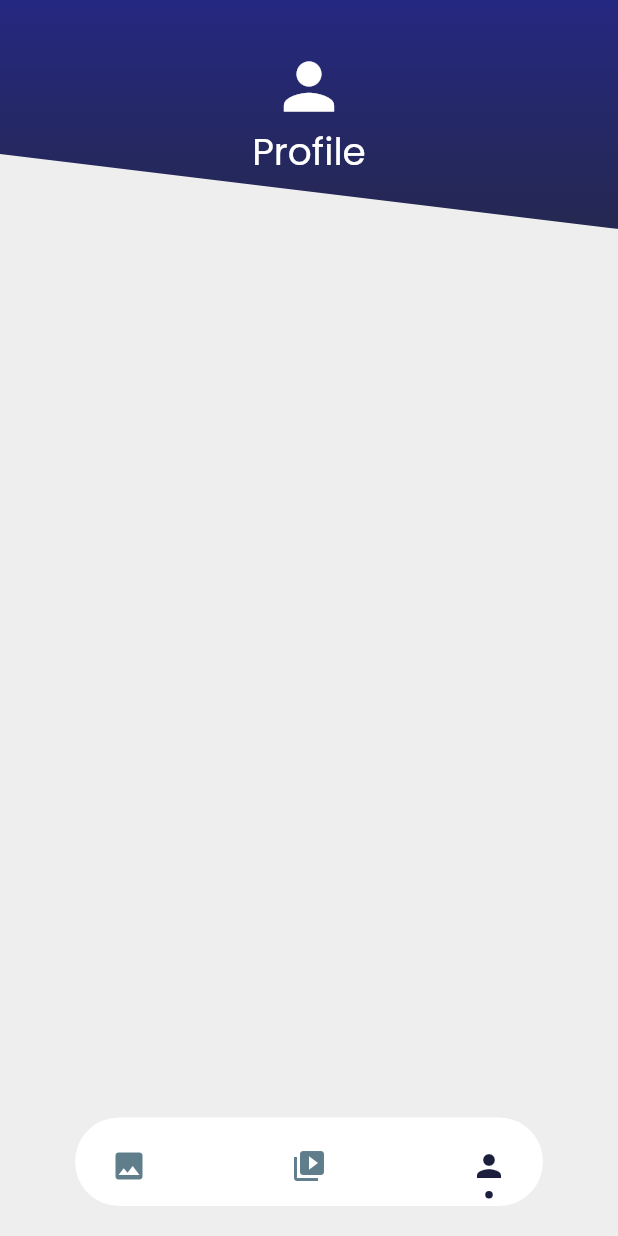
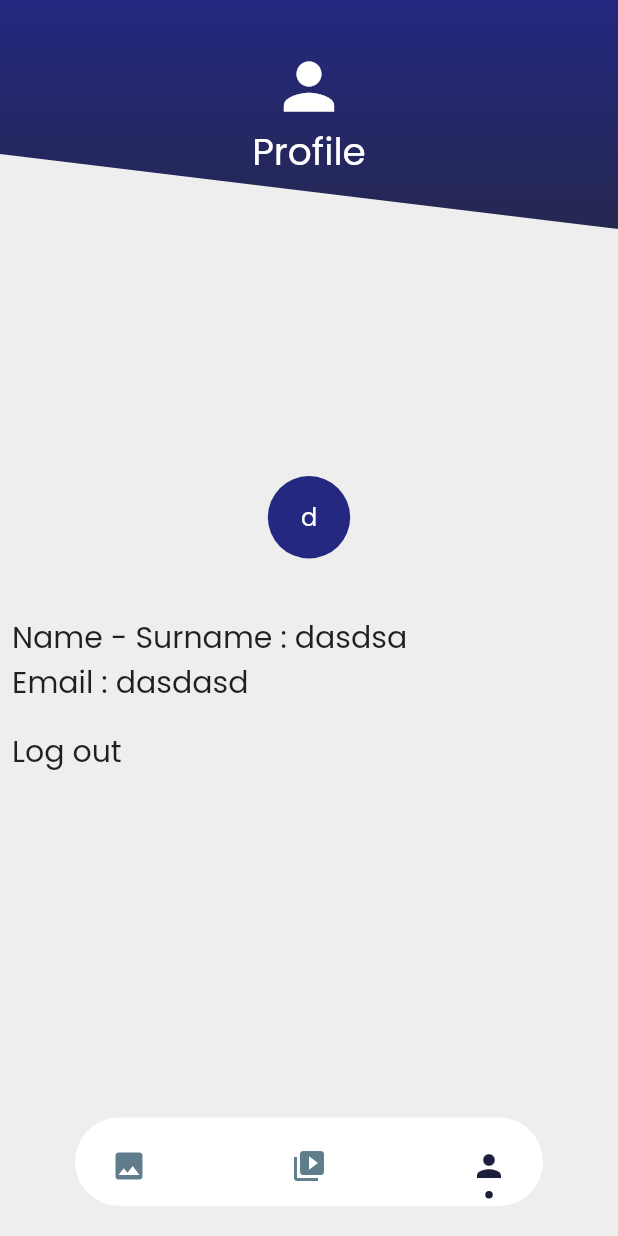
Before and after one commit to ferhatiltas/sakla-mobil, a Flutter app: the BaseView screen opened by its route, swiped to page 3, on a phone screen of 412 x 824 dp. Run offline on Flutter 3.47's test engine with Material 2 defaults, Android fonts, the phone set to English and light mode, and no system bars; drawn by our look-alikes of dot_navigation_bar; our stand-ins replace get, google_fonts, image_picker, shared_preferences; missing offline and left inert: image_picker_for_web, shared_preferences_web; accounts and stored records are empty.

Commit message:
add: auth eddit

```diff
--- a/lib/core/constants/base_view_constants.dart
+++ b/lib/core/constants/base_view_constants.dart
@@ -1,5 +1,6 @@
 import 'package:dot_navigation_bar/dot_navigation_bar.dart';
 import 'package:flutter/material.dart';
+import 'package:sakla/view/auth/shared/shared_pref.dart';
 
 import '../../view/baseView/view/photo_view.dart';
 import '../../view/baseView/view/profile_view.dart';
@@ -10,8 +11,15 @@ import '../../view/baseView/view/video_view.dart';
 enum SelectedTab { home, photo, video, myProfile }
 
 class BaseViewConstants {
+
+
+
   static BaseViewConstants? _instance;
   static BaseViewConstants get instance {
+
+
+
+
     _instance ??= _instance = BaseViewConstants._init();
     return _instance!;
   }
@@ -36,5 +44,9 @@ class BaseViewConstants {
         ),
       ];
 
-  List<Widget> get allPage => [PhotoView(), VideoView(), ProfileView()];
+  List<Widget> get allPage {
+
+
+    return [PhotoView(), VideoView(), ProfileView('asdas')];
+  }
 }
--- a/lib/generated_plugin_registrant.dart
+++ b/lib/generated_plugin_registrant.dart
@@ -5,11 +5,13 @@
 // ignore_for_file: lines_longer_than_80_chars
 
 import 'package:image_picker_for_web/image_picker_for_web.dart';
+import 'package:shared_preferences_web/shared_preferences_web.dart';
 
 import 'package:flutter_web_plugins/flutter_web_plugins.dart';
 
 // ignore: public_member_api_docs
 void registerPlugins(Registrar registrar) {
   ImagePickerPlugin.registerWith(registrar);
+  SharedPreferencesPlugin.registerWith(registrar);
   registrar.registerMessageHandler();
 }
--- /dev/null
+++ b/lib/services/api_services.dart
@@ -0,0 +1,50 @@
+import 'dart:convert';
+
+import 'package:http/http.dart' as http;
+
+class ApiServices {
+  var responseBodyLength;
+  var userPassword;
+  var userNameAndSurname;
+  var userEmail;
+  int id = 0;
+
+  Future bringUserInfoWithEmailSakla(var email) async {
+    var response = await http.post(
+        Uri.parse(
+            'https://expers-68-market-back-end.herokuapp.com/api/v1/bringUserInfoWithEmailSakla/$email'),
+        body: {
+          'id': id.toString(),
+          'name_surname	': 'id.toString()',
+          'email': 'id.toString()',
+          'password': 'widget.sessionID.toString()',
+        });
+    print(response.body);
+    print(response.statusCode);
+    responseBodyLength = response.body.length;
+    if (response.body.toString().length > 2) {
+
+      userPassword = jsonDecode(response.body)[0]['password'].toString();
+      userNameAndSurname = jsonDecode(response.body)[0]['name_surname'].toString();
+      userEmail = jsonDecode(response.body)[0]['email'].toString();
+
+      print(jsonDecode(response.body)[0]['name_surname'].toString());
+      print(jsonDecode(response.body)[0]['email'].toString());
+      print(jsonDecode(response.body)[0]['password'].toString());
+    }
+  }
+
+  Future createNewUserPost(var nameSurname, var email, var password) async {
+    var response = await http.post(
+        Uri.parse(
+            'https://expers-68-market-back-end.herokuapp.com/api/v1/createNewUserSakla'),
+        body: {
+          'id': id.toString(),
+          'name_surname': '$nameSurname',
+          'email': '$email',
+          'password': '$password',
+        });
+    print(response.body);
+    print(response.statusCode);
+  }
+}
--- a/lib/view/auth/controller/login_controller.dart
+++ b/lib/view/auth/controller/login_controller.dart
@@ -10,8 +10,8 @@ class LoginController extends GetxController {
   TextEditingController loginEmailController = TextEditingController();
   TextEditingController loginPassController = TextEditingController();
 
-  GlobalKey keyEmail = GlobalKey<FormFieldState>();
-  GlobalKey keyPass = GlobalKey<FormFieldState>();
+  final keyEmailLogin = GlobalKey<FormFieldState>();
+  final keyPassLogin = GlobalKey<FormFieldState>();
 
   var isPasswordShow = true.obs;
   get isPasswordShows => isPasswordShow.value;
--- /dev/null
+++ b/lib/view/auth/shared/shared_pref.dart
@@ -0,0 +1,28 @@
+import 'package:shared_preferences/shared_preferences.dart';
+
+class SharedPrefs {
+  var userEmail;
+
+  Future<String> saveDataPrefs(var email) async {
+    var prefs = await SharedPreferences.getInstance();
+    await prefs.setString('sharedEmail', email.toString());
+    return 'Data Save Completed';
+  }
+
+  Future<String> bringSharedPrefs() async {
+    var prefs = await SharedPreferences.getInstance();
+
+    userEmail = prefs.getString('sharedEmail');
+    //  print('Shared email $userEmail');
+
+    return 'Completed';
+  }
+
+  Future<String> deleteSharePrefsData() async {
+    var prefs = await SharedPreferences.getInstance();
+    await prefs.clear();
+    print('dasdsadasd');
+
+    return 'Completed';
+  }
+}
--- a/lib/view/baseView/view/profile_view.dart
+++ b/lib/view/baseView/view/profile_view.dart
@@ -1,24 +1,93 @@
 import 'package:flutter/material.dart';
+import 'package:flutter/rendering.dart';
+import 'package:get/get.dart';
+import 'package:sakla/services/api_services.dart';
+import 'package:sakla/view/auth/shared/shared_pref.dart';
+import 'package:sakla/view/auth/view/splash_view.dart';
 
 import '../../../core/components/profile_app_bar_container.dart';
 import '../../../core/extension/context_extension.dart';
 
 class ProfileView extends StatefulWidget {
+  var userEmail;
+  ProfileView(this.userEmail);
   @override
   _ProfileViewState createState() => _ProfileViewState();
 }
 
 class _ProfileViewState extends State<ProfileView> {
+  final apiServices = ApiServices();
+  final sharedPrefs = SharedPrefs();
+  var userEmail = 'dasdasd';
+  var userNameAndSurname = 'dasdsa';
+
+  @override
+  void initState() {
+    // TODO: implement initState
+    super.initState();
+
+    /* apiServices.bringUserInfoWithEmailSakla(widget.userEmail).then((value) {
+      userEmail = apiServices.userEmail;
+      userNameAndSurname = apiServices.userNameAndSurname;
+    });*/
+  }
+
   @override
   Widget build(BuildContext context) {
     return Scaffold(
       body: Column(
+        crossAxisAlignment: CrossAxisAlignment.start,
         children: [
-          buildProfileAppBar(),
+          Column(
+            children: [
+              buildProfileAppBar(),
+              SizedBox(
+                height: MediaQuery.of(context).size.height/ 5,
+              ),
+              CircleAvatar(
+                backgroundColor: Color(0xff252880),
+                radius: MediaQuery.of(context).size.width / 15,
+                child: Text(
+                  '${userNameAndSurname[0]}',
+                  style: TextStyle(color: Colors.white),
+                ),
+              ),
+            ],
+          ),
           SizedBox(
-            height: context.height / 5,
+            height: 30,
           ),
-          Container()
+          Container(
+            padding: EdgeInsets.all(8.0),
+            child: Column(
+              crossAxisAlignment: CrossAxisAlignment.start,
+              children: [
+                Text(
+                  'Name - Surname : ${userNameAndSurname.toString()}',
+                  style: TextStyle(fontSize: 20),
+                ),
+                Text(
+                  'Email : ${userEmail.toString()}',
+                  style: TextStyle(fontSize: 20),
+                ),
+              ],
+            ),
+          ),
+          Padding(
+            padding: const EdgeInsets.all(8.0),
+            child: InkWell(
+              splashColor: Color(0xff252880),
+              onTap: () {
+                sharedPrefs.deleteSharePrefsData().then((value) {
+                  Get.to(()=>SplashView());
+                });
+              },
+              child: Text(
+                'Log out',
+                style: TextStyle(fontSize: 20),
+              ),
+            ),
+          )
         ],
       ),
     );
--- a/pubspec.yaml
+++ b/pubspec.yaml
@@ -18,6 +18,7 @@ dependencies:
   image_picker: ^0.7.4
   multi_image_picker: ^4.8.0
   path_provider: ^2.0.1
+  shared_preferences: ^2.0.6
 
 dev_dependencies:
   flutter_test:
```
Also changed, not shown: lib/core/init/navigation/app_pages.dart (+37 -0 lines), lib/main.dart (+4 -3 lines), lib/view/auth/view/login_view.dart (+59 -20 lines), lib/view/auth/view/sign_up_view.dart (+16 -22 lines), lib/view/splashScreen/splash_screen.dart (added, +93 -0 lines), pubspec.lock, 3 other files.
